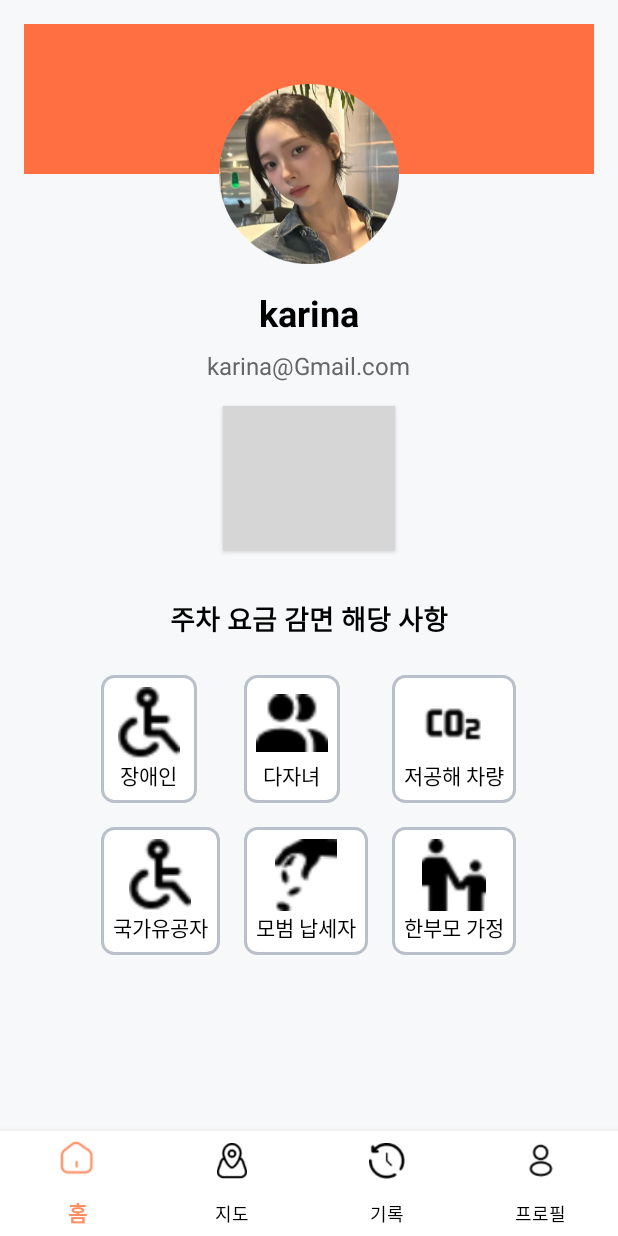
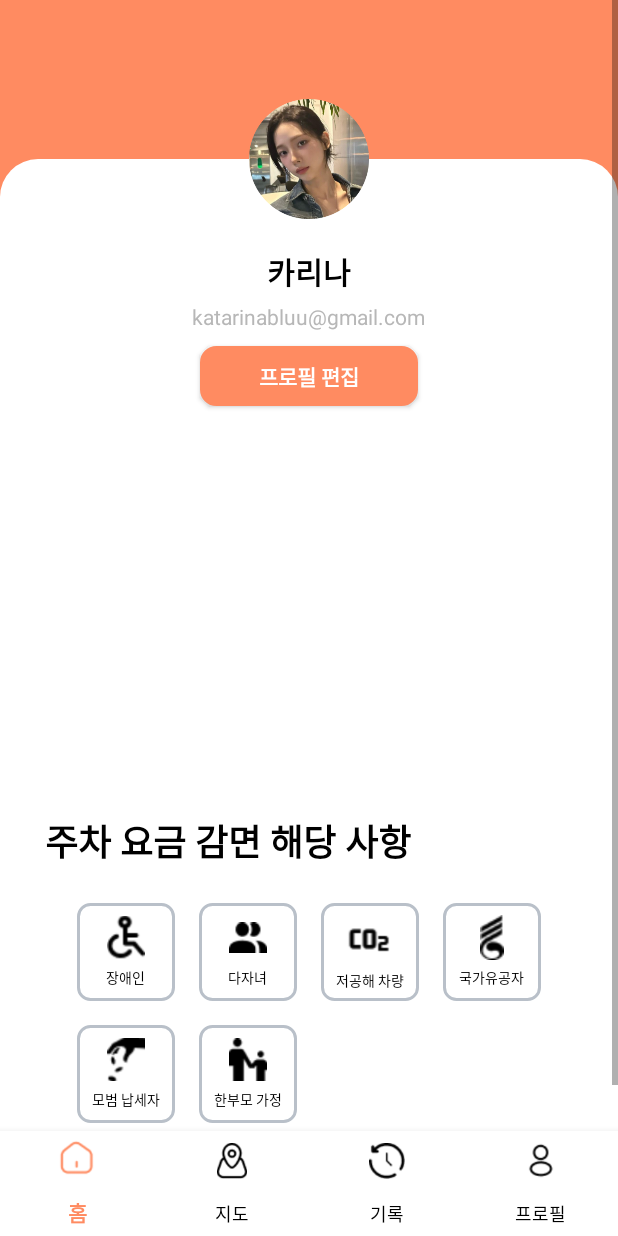
Before and after one commit to kyunghs/TmapProject, an Android app: the fragment UserFragment placed in its activity, on a phone screen of 412 x 824 dp. Run offline under Robolectric (Android 15) with nearby library versions, the phone set to English and light mode, and no system bars; libraries missing offline, so code that uses them is left out: com.tmapmobility.tmap; grey boxes are pictures that could not be loaded.

Commit message:
2024-11-25 디자인 깨지는 문제 해결, 지도 화면에서 돋보기 아이콘  클릭 시 목적지리스트 및 주차장리스트 출력

```diff
--- a/app/src/main/res/layout/activity_register.xml
+++ b/app/src/main/res/layout/activity_register.xml
@@ -3,6 +3,9 @@
     android:layout_height="match_parent"
     android:background="#FFFFFF">
 
+    <ScrollView
+        android:layout_width="match_parent"
+        android:layout_height="match_parent">
 
     <LinearLayout
         android:layout_width="match_parent"
@@ -231,4 +234,6 @@
             android:textStyle="bold" />
         </LinearLayout>
 
+    </ScrollView>
+
 </LinearLayout>
--- a/app/src/main/res/layout/fragment_map.xml
+++ b/app/src/main/res/layout/fragment_map.xml
@@ -57,14 +57,23 @@
                 android:layout_height="wrap_content"
                 android:layout_marginStart="0dp"
                 android:background="@drawable/rounded_edittext_background"
-                android:drawableStart="@drawable/search_icon"
-                android:hint="  목적지를 입력하세요."
+                android:hint="          목적지를 입력하세요."
+                android:imeOptions="actionDone"
+                android:inputType="text"
                 android:padding="8dp"
+                android:singleLine="true"
                 android:textColorHint="#F9C1AC"
-                android:textSize="14dp"
-                android:singleLine="true"
-                android:imeOptions="actionDone"
-                android:inputType="text" />
+                android:textSize="14dp" />
+
+            <ImageView
+                android:id="@+id/search_icon"
+                android:layout_width="35dp"
+                android:layout_height="35dp"
+                android:src="@android:drawable/ic_menu_search"
+                app:tint="#FF7F50"
+                android:layout_alignParentStart="true"
+                android:layout_centerVertical="true"
+                android:layout_marginStart="4dp" />
 
             <ImageView
                 android:id="@+id/clear_icon"
--- a/app/src/main/res/layout/fragment_user.xml
+++ b/app/src/main/res/layout/fragment_user.xml
@@ -1,240 +1,255 @@
-<ScrollView
+<LinearLayout
     xmlns:android="http://schemas.android.com/apk/res/android"
-    android:layout_width="match_parent"
-    android:layout_height="match_parent"
-    android:background="#F7F8F9"
-    android:fillViewport="true">
-
-    <LinearLayout
+    android:orientation="horizontal"
     android:layout_width="match_parent"
     android:layout_height="wrap_content"
+    android:background="#FF8B61">
+
+    <ScrollView
+        android:layout_width="match_parent"
+        android:layout_height="match_parent">
+
+            <!-- 흰색 레이아웃 -->
+    <FrameLayout
+        android:layout_width="match_parent"
+        android:layout_height="wrap_content"
+        >
+            <LinearLayout
+                android:id="@+id/white_layout"
+                android:layout_width="match_parent"
+                android:layout_height="680dp"
                 android:orientation="vertical"
-        android:gravity="center_horizontal"
-        android:padding="16dp">
-
-        <!-- 상단 배경 -->
-        <View
-            android:layout_width="match_parent"
-            android:layout_height="100dp"
-            android:background="#FF6F42" />
-
-
-        <!-- 프로필 이미지 -->
-        <ImageView
-            android:layout_width="120dp"
-            android:layout_height="120dp"
-            android:src="@drawable/karina"
-
-            android:clipToOutline="true"
-            android:elevation="4dp"
-            android:scaleType="centerCrop"
-            android:layout_marginTop="-60dp"
-            android:layout_marginBottom="16dp"
-            android:contentDescription="프로필 이미지" />
-
-        <!-- 이름 -->
-        <TextView
-            android:layout_width="wrap_content"
-            android:layout_height="wrap_content"
-            android:text="karina"
-            android:textSize="24sp"
-            android:textStyle="bold"
-            android:textColor="#000000"
-            android:layout_marginBottom="8dp" />
-
-        <!-- 이메일 -->
-        <TextView
-            android:layout_width="wrap_content"
-            android:layout_height="wrap_content"
-            android:text="karina@Gmail.com"
-            android:textSize="16sp"
-            android:textColor="#666666"
-            android:layout_marginBottom="16dp" />
-
-        <!-- 프로필 편집 버튼 -->
-        <Button
-            android:id="@+id/edit_profile_button"
-            android:layout_width="wrap_content"
-            android:layout_height="wrap_content"
-            android:text="프로필 편집"
-            android:background="@drawable/button_border"
-            android:textColor="#FFFFFF"
-            android:paddingStart="24dp"
-            android:paddingEnd="24dp"
-            android:paddingTop="8dp"
-            android:paddingBottom="8dp"
-            android:layout_marginBottom="32dp"
-            android:elevation="4dp" />
-
-        <!-- 주차 요금 감면 타이틀 -->
-        <TextView
-            android:layout_width="wrap_content"
-            android:layout_height="wrap_content"
-            android:text="주차 요금 감면 해당 사항"
-            android:textSize="18sp"
-            android:textStyle="bold"
-            android:textColor="#000000"
-            android:layout_marginBottom="16dp" />
-
-        <!-- 감면 항목 -->
-        <!-- 감면 항목 -->
-        <GridLayout
-            android:layout_width="wrap_content"
-            android:layout_height="wrap_content"
-            android:columnCount="3"
-            android:alignmentMode="alignMargins"
-            android:layout_marginBottom="32dp">
-
-            <!-- 항목 1 -->
-            <LinearLayout
-                android:layout_width="wrap_content"
-                android:layout_height="wrap_content"
-                android:orientation="vertical"
-                android:gravity="center"
-                android:layout_margin="8dp"
-                android:padding="8dp"
-                android:background="@drawable/border">
-
-                <ImageView
-                    android:layout_width="48dp"
-                    android:layout_height="48dp"
-                    android:src="@drawable/user_1"
-                    android:contentDescription="장애인" />
+                android:layout_gravity="bottom"
+                android:background="@drawable/rounded_bottom_sheet">
 
                 <TextView
                     android:layout_width="wrap_content"
                     android:layout_height="wrap_content"
-                    android:text="장애인"
-                    android:textSize="14sp"
+                    android:text="카리나"
                     android:textColor="#000000"
-                    android:gravity="center" />
-            </LinearLayout>
-
-            <!-- 항목 2 -->
-            <LinearLayout
-                android:layout_width="wrap_content"
-                android:layout_height="wrap_content"
-                android:orientation="vertical"
-                android:gravity="center"
-                android:layout_margin="8dp"
-                android:padding="8dp"
-                android:background="@drawable/border">
-
-                <ImageView
-                    android:layout_width="48dp"
-                    android:layout_height="48dp"
-                    android:src="@drawable/user_2"
-                    android:contentDescription="다자녀" />
+                    android:textSize="20dp"
+                    android:textStyle="bold"
+                    android:layout_marginTop="60dp"
+                    android:layout_gravity="center" />
 
                 <TextView
                     android:layout_width="wrap_content"
                     android:layout_height="wrap_content"
-                    android:text="다자녀"
-                    android:textSize="14sp"
+                    android:text="katarinabluu@gmail.com"
+                    android:layout_gravity="center"
+                    android:textColor="#B7B7B7"
+                    android:layout_marginTop="5dp" />
+
+                <Button
+                    android:id="@+id/edit_profile_button"
+                    android:layout_width="145dp"
+                    android:layout_height="40dp"
+                    android:layout_marginTop="10dp"
+                    android:layout_gravity="center"
+                    android:layout_marginBottom="32dp"
+                    android:background="@drawable/profile_edit_button"
+                    android:paddingHorizontal="36dp"
+                    android:text="프로필 편집"
+                    android:textStyle="bold"
+                    android:textColor="#FFFFFF" />
+
+                <!-- 추후에 내용 추가 (빈 공간) -->
+                <LinearLayout
+                    android:layout_width="match_parent"
+                    android:layout_height="240dp" />
+
+
+                <TextView
+                    android:layout_width="match_parent"
+                    android:layout_height="wrap_content"
+                    android:text="주차 요금 감면 해당 사항"
+                    android:layout_marginStart="30dp"
+                    android:layout_marginBottom="15dp"
                     android:textColor="#000000"
-                    android:gravity="center" />
-            </LinearLayout>
+                    android:textSize="24dp"
+                    android:textStyle="bold" />
 
-            <!-- 항목 3 -->
-            <LinearLayout
+                <GridLayout
                     android:layout_width="wrap_content"
                     android:layout_height="wrap_content"
+                    android:layout_marginBottom="32dp"
+                    android:layout_gravity="center"
+                    android:alignmentMode="alignMargins"
+                    android:columnCount="4">
+
+                    <!-- 항목 장애인 -->
+                    <LinearLayout
+                        android:layout_width="65dp"
+                        android:layout_height="65dp"
+                        android:layout_margin="8dp"
+                        android:background="@drawable/border"
+                        android:gravity="center"
                         android:orientation="vertical"
-                android:gravity="center"
-                android:layout_margin="8dp"
-                android:padding="8dp"
-                android:background="@drawable/border">
+                        android:padding="8dp">
 
                         <ImageView
-                    android:layout_width="48dp"
-                    android:layout_height="48dp"
-                    android:src="@drawable/user_3"
-                    android:contentDescription="저공해 차량" />
+                            android:layout_width="25dp"
+                            android:layout_height="30dp"
+                            android:contentDescription="장애인"
+                            android:src="@drawable/user_1" />
 
                         <TextView
                             android:layout_width="wrap_content"
                             android:layout_height="wrap_content"
-                    android:text="저공해 차량"
-                    android:textSize="14sp"
+                            android:gravity="center"
+                            android:text="장애인"
                             android:textColor="#000000"
-                    android:gravity="center" />
+                            android:layout_marginTop="4dp"
+                            android:textSize="9sp" />
                     </LinearLayout>
 
-            <!-- 항목 4 -->
+                    <!-- 항목 다자녀 -->
                     <LinearLayout
-                android:layout_width="wrap_content"
-                android:layout_height="wrap_content"
+                        android:layout_width="65dp"
+                        android:layout_height="65dp"
+                        android:layout_margin="8dp"
+                        android:background="@drawable/border"
+                        android:gravity="center"
                         android:orientation="vertical"
-                android:gravity="center"
-                android:layout_margin="8dp"
-                android:padding="8dp"
-                android:background="@drawable/border">
+                        android:padding="8dp">
 
                         <ImageView
-                    android:layout_width="48dp"
-                    android:layout_height="48dp"
-                    android:src="@drawable/user_1"
-                    android:contentDescription="국가유공자" />
+                            android:layout_width="25dp"
+                            android:layout_height="30dp"
+                            android:contentDescription="다자녀"
+                            android:src="@drawable/user_2" />
 
                         <TextView
                             android:layout_width="wrap_content"
                             android:layout_height="wrap_content"
-                    android:text="국가유공자"
-                    android:textSize="14sp"
+                            android:gravity="center"
+                            android:text="다자녀"
                             android:textColor="#000000"
-                    android:gravity="center" />
+                            android:layout_marginTop="4dp"
+                            android:textSize="9sp" />
                     </LinearLayout>
 
-            <!-- 항목 5 -->
+                    <!-- 항목 저공해 차량 -->
                     <LinearLayout
-                android:layout_width="wrap_content"
-                android:layout_height="wrap_content"
+                        android:layout_width="65dp"
+                        android:layout_height="65dp"
+                        android:layout_margin="8dp"
+                        android:background="@drawable/border"
+                        android:gravity="center"
                         android:orientation="vertical"
-                android:gravity="center"
-                android:layout_margin="8dp"
-                android:padding="8dp"
-                android:background="@drawable/border">
+                        android:padding="8dp">
 
                         <ImageView
-                    android:layout_width="48dp"
-                    android:layout_height="48dp"
-                    android:src="@drawable/user_4"
-                    android:contentDescription="모범 납세자" />
+                            android:layout_width="35dp"
+                            android:layout_height="32dp"
+                            android:contentDescription="저공해 차량"
+                            android:src="@drawable/user_3" />
 
                         <TextView
                             android:layout_width="wrap_content"
                             android:layout_height="wrap_content"
-                    android:text="모범 납세자"
-                    android:textSize="14sp"
+                            android:gravity="center"
+                            android:text="저공해 차량"
                             android:textColor="#000000"
-                    android:gravity="center" />
+                            android:layout_marginTop="4dp"
+                            android:textSize="9sp" />
                     </LinearLayout>
 
-            <!-- 항목 6 -->
+                    <!-- 항목 국가 유공자 -->
                     <LinearLayout
-                android:layout_width="wrap_content"
-                android:layout_height="wrap_content"
+                        android:layout_width="65dp"
+                        android:layout_height="65dp"
+                        android:layout_margin="8dp"
+                        android:background="@drawable/border"
+                        android:gravity="center"
                         android:orientation="vertical"
-                android:gravity="center"
-                android:layout_margin="8dp"
-                android:padding="8dp"
-                android:background="@drawable/border">
+                        android:padding="8dp">
 
                         <ImageView
-                    android:layout_width="48dp"
-                    android:layout_height="48dp"
-                    android:src="@drawable/user_5"
-                    android:contentDescription="한부모 가정" />
+                            android:layout_width="25dp"
+                            android:layout_height="30dp"
+                            android:contentDescription="국가유공자"
+                            android:src="@drawable/national_merit_icon" />
 
                         <TextView
                             android:layout_width="wrap_content"
                             android:layout_height="wrap_content"
+                            android:gravity="center"
+                            android:text="국가유공자"
+                            android:textColor="#000000"
+                            android:layout_marginTop="4dp"
+                            android:textSize="9sp" />
+                    </LinearLayout>
+
+                    <!-- 항목 모범 납세자 -->
+                    <LinearLayout
+                        android:layout_width="65dp"
+                        android:layout_height="65dp"
+                        android:layout_margin="8dp"
+                        android:background="@drawable/border"
+                        android:gravity="center"
+                        android:orientation="vertical"
+                        android:padding="8dp">
+
+                        <ImageView
+                            android:layout_width="25dp"
+                            android:layout_height="30dp"
+                            android:contentDescription="모범 납세자"
+                            android:src="@drawable/user_4" />
+
+                        <TextView
+                            android:layout_width="wrap_content"
+                            android:layout_height="wrap_content"
+                            android:gravity="center"
+                            android:text="모범 납세자"
+                            android:textColor="#000000"
+                            android:layout_marginTop="4dp"
+                            android:textSize="9sp"  />
+                    </LinearLayout>
+
+                    <!-- 항목 한부모 가정 -->
+                    <LinearLayout
+                        android:layout_width="65dp"
+                        android:layout_height="65dp"
+                        android:layout_margin="8dp"
+                        android:background="@drawable/border"
+                        android:gravity="center"
+                        android:orientation="vertical"
+                        android:padding="8dp">
+
+                        <ImageView
+                            android:layout_width="25dp"
+                            android:layout_height="30dp"
+                            android:contentDescription="한부모 가정"
+                            android:src="@drawable/user_5" />
+
+                        <TextView
+                            android:layout_width="wrap_content"
+                            android:layout_height="wrap_content"
+                            android:gravity="center"
                             android:text="한부모 가정"
-                    android:textSize="14sp"
                             android:textColor="#000000"
-                    android:gravity="center" />
+                            android:layout_marginTop="4dp"
+                            android:textSize="9sp" />
                     </LinearLayout>
             </GridLayout>
 
+
+
         </LinearLayout>
+
+        <!-- 이미지뷰 -->
+        <ImageView
+            android:layout_width="80dp"
+            android:layout_height="80dp"
+            android:layout_marginTop="66dp"
+            android:layout_gravity="center_horizontal"
+            android:layout_marginBottom="640dp"
+            android:contentDescription="프로필 이미지"
+            android:clipToOutline="true"
+            android:elevation="4dp"
+            android:src="@drawable/karina" />
+    </FrameLayout>
     </ScrollView>
+
+</LinearLayout>
--- a/app/src/main/res/layout/user_edit.xml
+++ b/app/src/main/res/layout/user_edit.xml
@@ -4,6 +4,10 @@
     android:layout_height="match_parent"
     android:background="#FFFFFF"
     android:padding="16dp">
+
+    <ScrollView
+        android:layout_width="match_parent"
+        android:layout_height="match_parent">
 
     <LinearLayout
         android:layout_width="match_parent"
@@ -188,7 +192,6 @@
             android:layout_width="match_parent"
             android:layout_height="wrap_content"
             android:hint="이름"
-            android:text="홍길동"
             android:textSize="14dp"
             android:autofillHints="#B7B7B7"
             android:inputType="textPersonName"
@@ -247,4 +250,6 @@
             android:padding="16dp"
             android:layout_marginBottom="16dp" />
     </LinearLayout>
+
+    </ScrollView>
 </LinearLayout>
--- a/app/src/main/res/values/strings.xml
+++ b/app/src/main/res/values/strings.xml
@@ -1,5 +1,5 @@
 <resources>
-    <string name="app_name">NaviSir</string>
+    <string name="app_name">NaviSir_test</string>
 
     <string name="login_button_text">로그인</string>
     <string name="signup_button_text">계정 만들기</string>
```
Also changed, not shown: app/src/main/AndroidManifest.xml (line endings or trailing spaces), 1 other file. Lines whose indentation alone changed are shown as unchanged.
